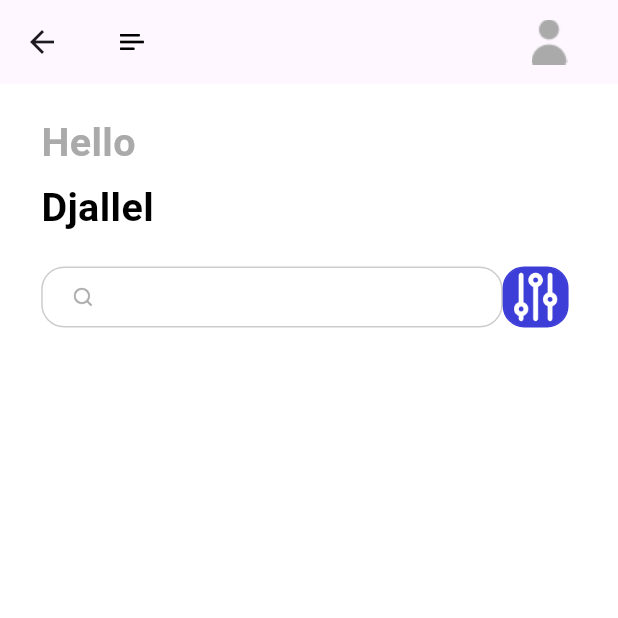
After one commit to Djallelbrahmia/Course-Shop-App, a Flutter app: the HomePage screen opened directly, on a phone screen of 412 x 824 dp, the top half of it. The commit adds this screen. Run offline on Flutter 3.47's test engine with Material 3 defaults, Android fonts, the phone set to English and light mode, and no system bars; our stand-ins replace cloud_firestore, dots_indicator, firebase_auth, firebase_core, flutter_bloc, flutter_screenutil and 2 more; accounts and stored records are empty.

Commit message:
implementing UI

```diff
--- a/lib/Presentation/views/application/widgets/application_widgets.dart
+++ b/lib/Presentation/views/application/widgets/application_widgets.dart
@@ -4,11 +4,12 @@
 import 'package:shop_app/Presentation/views/application/bloc/app_bloc.dart';
 import 'package:shop_app/Presentation/views/application/bloc/app_events.dart';
 import 'package:shop_app/Presentation/views/application/bloc/app_states.dart';
+import 'package:shop_app/Presentation/views/home/home_page.dart';
 import 'package:shop_app/common/values/colors.dart';
 
 Widget buildPage(int index) {
   List<Widget> _widget = [
-    Center(child: Text("Home")),
+    HomePage(),
     Center(child: Text("Search")),
     Center(child: Text("Course")),
     Center(child: Text("Chat")),
--- /dev/null
+++ b/lib/Presentation/views/home/home_page.dart
@@ -0,0 +1,39 @@
+import 'package:flutter/material.dart';
+import 'package:flutter_screenutil/flutter_screenutil.dart';
+import 'package:shop_app/Presentation/views/home/widgets/home_page_widgets.dart';
+import 'package:shop_app/common/values/colors.dart';
+
+class HomePage extends StatefulWidget {
+  const HomePage({super.key});
+
+  @override
+  State<HomePage> createState() => _HomePageState();
+}
+
+class _HomePageState extends State<HomePage> {
+  @override
+  Widget build(BuildContext context) {
+    return Scaffold(
+      backgroundColor: Colors.white,
+      appBar: buildHomeAppBar(),
+      body: Container(
+        margin: EdgeInsets.symmetric(
+          horizontal: 25.w,
+        ),
+        child: Column(
+          crossAxisAlignment: CrossAxisAlignment.start,
+          children: [
+            homePageText("Hello",
+                top: 20.h, color: AppColors.primaryThirdElementText),
+            homePageText("Djallel", top: 5.h),
+            SizedBox(
+              height: 20.h,
+            ),
+            searchView(),
+            menuView()
+          ],
+        ),
+      ),
+    );
+  }
+}
--- /dev/null
+++ b/lib/Presentation/views/home/widgets/home_page_widgets.dart
@@ -0,0 +1,119 @@
+import 'package:flutter/material.dart';
+import 'package:flutter_screenutil/flutter_screenutil.dart';
+import 'package:shop_app/common/values/colors.dart';
+
+AppBar buildHomeAppBar() {
+  return AppBar(
+    title: Container(
+      margin: EdgeInsets.only(left: 7.w, right: 7.w),
+      child: Row(
+        mainAxisAlignment: MainAxisAlignment.spaceBetween,
+        crossAxisAlignment: CrossAxisAlignment.center,
+        children: [
+          SizedBox(
+            width: 15.w,
+            height: 12.h,
+            child: Image.asset("assets/icons/menu.png"),
+          ),
+          GestureDetector(
+            onTap: () {},
+            child: Container(
+              width: 40.w,
+              height: 40.h,
+              decoration: const BoxDecoration(
+                  image: DecorationImage(
+                      image: AssetImage("assets/icons/person.png"))),
+            ),
+          )
+        ],
+      ),
+    ),
+  );
+}
+
+Widget homePageText(String text,
+    {Color color = AppColors.primaryText, double top = 0}) {
+  return Container(
+    margin: EdgeInsets.only(
+      top: top,
+    ),
+    child: Text(
+      text,
+      style:
+          TextStyle(color: color, fontSize: 24.sp, fontWeight: FontWeight.bold),
+    ),
+  );
+}
+
+Widget searchView() {
+  return Row(
+    children: [
+      Container(
+        width: 280.w,
+        height: 40.h,
+        decoration: BoxDecoration(
+            color: AppColors.primaryBackground,
+            borderRadius: BorderRadius.circular(15.h),
+            border: Border.all(color: AppColors.primaryFourThElementText)),
+        child: Row(
+          children: [
+            Container(
+              margin: EdgeInsets.only(left: 17.w),
+              width: 16.h,
+              height: 16.w,
+              child: Image.asset("assets/icons/search.png"),
+            ),
+            Container(
+              width: 240.w,
+              height: 40.h,
+              child: TextField(
+                keyboardType: TextInputType.multiline,
+                decoration: const InputDecoration(
+                    contentPadding: EdgeInsets.fromLTRB(5, 5, 0, 5),
+                    hintText: "",
+                    border: OutlineInputBorder(
+                      borderSide: BorderSide(color: Colors.transparent),
+                    ),
+                    enabledBorder: OutlineInputBorder(
+                      borderSide: BorderSide(color: Colors.transparent),
+                    ),
+                    disabledBorder: OutlineInputBorder(
+                      borderSide: BorderSide(color: Colors.transparent),
+                    ),
+                    focusedBorder: OutlineInputBorder(
+                      borderSide: BorderSide(color: Colors.transparent),
+                    ),
+                    hintStyle: TextStyle(
+                        color: AppColors.primarySecondaryElementText)),
+                style: TextStyle(
+                    color: AppColors.primaryText,
+                    fontFamily: "Avenir",
+                    fontWeight: FontWeight.normal,
+                    fontSize: 14.sp),
+                autocorrect: false,
+              ),
+            )
+          ],
+        ),
+      ),
+      GestureDetector(
+        onTap: () {},
+        child: Container(
+          width: 40.w,
+          height: 40.h,
+          decoration: BoxDecoration(
+              color: AppColors.primaryElement,
+              borderRadius: BorderRadius.circular(13.w),
+              border: Border.all(color: AppColors.primaryElement)),
+          child: Image.asset(
+            "assets/icons/options.png",
+          ),
+        ),
+      )
+    ],
+  );
+}
+
+Widget menuView() {
+  return Container();
+}
--- a/lib/Presentation/views/register/register_view.dart
+++ b/lib/Presentation/views/register/register_view.dart
@@ -84,7 +84,8 @@
                               .read<RegisterBloc>()
                               .add(RePasswordEvent(value));
                         }),
-                        reusbaleText("Enter your details and Sign up for free"),
+                        reusbaleText(
+                            "By Creating an account your agree in out terms and conditions"),
                       ],
                     ),
                   ),
--- a/lib/Presentation/views/sign-in/signin_controller.dart
+++ b/lib/Presentation/views/sign-in/signin_controller.dart
@@ -2,7 +2,9 @@
 import 'package:flutter/material.dart';
 import 'package:flutter_bloc/flutter_bloc.dart';
 import 'package:shop_app/Presentation/views/sign-in/bloc/signin_bloc.dart';
+import 'package:shop_app/common/values/constants.dart';
 import 'package:shop_app/common/widgets/toast.dart';
+import 'package:shop_app/global.dart';
 
 class SignInController {
   final BuildContext context;
@@ -31,10 +33,15 @@
           return;
         }
         var user = credential.user;
-        if (user != null) {
+        if (user == null) {
           toastInfo(msg: "Wrong Credential");
           return;
-        } else {}
+        } else {
+          Global.storageService
+              .setString(AppConstants.USER_TOKEN_KEY, "123456789");
+          Navigator.of(context)
+              .pushNamedAndRemoveUntil('/myHomePage', (route) => false);
+        }
       }
     } catch (e) {
       toastInfo(msg: "Something went wrong");
--- a/lib/common/routes/pages.dart
+++ b/lib/common/routes/pages.dart
@@ -43,14 +43,20 @@
       if (result.isNotEmpty) {
         bool deviceFirstOpen = Global.storageService.getDeviceIsFirstOpen();
         if (result.first.route == AppRoutes.INITIAL && deviceFirstOpen) {
+          bool isLoggedIn = Global.storageService.getUserIsLoggedIn();
+          if (isLoggedIn) {
+            return MaterialPageRoute(
+                builder: (_) => const ApplicationPage(), settings: settings);
+          }
           return MaterialPageRoute(
-              builder: (_) => SignInView(), settings: settings);
+              builder: (_) => const SignInView(), settings: settings);
         }
         return MaterialPageRoute(
             builder: (_) => result.first.page, settings: settings);
       }
     }
-    return MaterialPageRoute(builder: (_) => SignInView(), settings: settings);
+    return MaterialPageRoute(
+        builder: (_) => const SignInView(), settings: settings);
   }
 }
 
--- a/lib/common/services/storage_services.dart
+++ b/lib/common/services/storage_services.dart
@@ -12,7 +12,19 @@
     return await _prefs.setBool(key, value);
   }
 
+  Future<bool> setString(String key, String value) async {
+    return await _prefs.setString(key, value);
+  }
+
   bool getDeviceIsFirstOpen() {
     return _prefs.getBool(AppConstants.STORAGE_DEVICE_OPEN_FIRST_TIME) ?? false;
   }
+
+  bool getUserIsLoggedIn() {
+    return _prefs.getString(AppConstants.USER_TOKEN_KEY) == null ? false : true;
+  }
+
+  String getUserKey() {
+    return _prefs.getString(AppConstants.USER_TOKEN_KEY) ?? "";
+  }
 }
--- a/lib/common/values/constants.dart
+++ b/lib/common/values/constants.dart
@@ -1,3 +1,5 @@
 class AppConstants {
   static const String STORAGE_DEVICE_OPEN_FIRST_TIME = "device_first_time";
+  static const String USER_IS_AUTHENTICATED = "logged_in_before";
+  static const String USER_TOKEN_KEY = "profile_key";
 }
--- a/lib/main.dart
+++ b/lib/main.dart
@@ -23,6 +23,7 @@
     return MultiBlocProvider(
       providers: AppPages.allBlocProviders,
       child: ScreenUtilInit(
+        designSize: const Size(375, 812),
         builder: (context, child) => MaterialApp(
           debugShowCheckedModeBanner: false,
           title: 'Flutter Demo',
```
